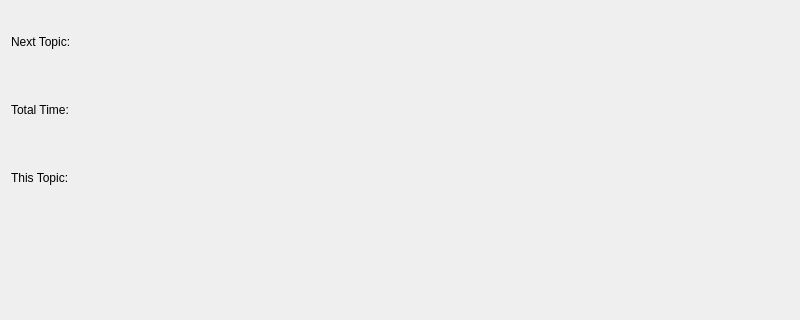
The window that MainWindow.ui (hardaker/Agenda) describes before a commit, drawn with Qt 5; both pictures show x 0 to 800 and y 0 to 320 of the 800 by 480 pixel window.
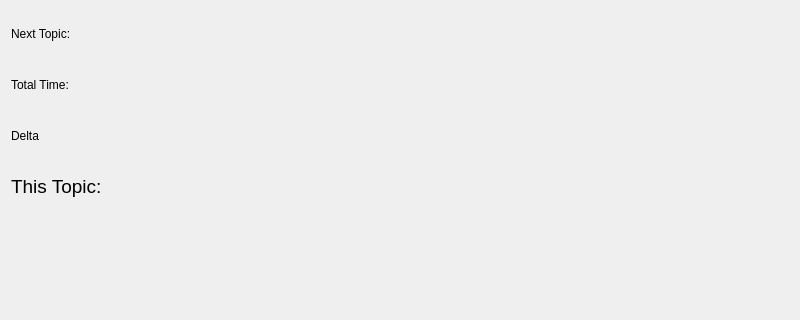
The same window after the commit.

Commit message: added a delta time, and make "this time" bigger

What changed in the file:
```diff
--- a/MainWindow.ui
+++ b/MainWindow.ui
@@ -21,15 +21,25 @@
        <layout class="QHBoxLayout" name="horizontalLayout_2">
         <item>
          <layout class="QGridLayout" name="gridLayout">
-          <item row="2" column="0">
+          <item row="3" column="0">
            <widget class="QLabel" name="label">
+            <property name="font">
+             <font>
+              <pointsize>14</pointsize>
+             </font>
+            </property>
             <property name="text">
              <string>This Topic:</string>
             </property>
            </widget>
           </item>
-          <item row="2" column="1">
+          <item row="3" column="1">
            <widget class="QLabel" name="timeLeft">
+            <property name="font">
+             <font>
+              <pointsize>14</pointsize>
+             </font>
+            </property>
             <property name="text">
              <string/>
             </property>
@@ -63,6 +73,20 @@
             </property>
            </widget>
           </item>
+          <item row="2" column="0">
+           <widget class="QLabel" name="label_4">
+            <property name="text">
+             <string>Delta</string>
+            </property>
+           </widget>
+          </item>
+          <item row="2" column="1">
+           <widget class="QLabel" name="delta">
+            <property name="text">
+             <string/>
+            </property>
+           </widget>
+          </item>
          </layout>
         </item>
        </layout>
```
Left out of the diff: 3 changed lines with no effect on the pictures.
